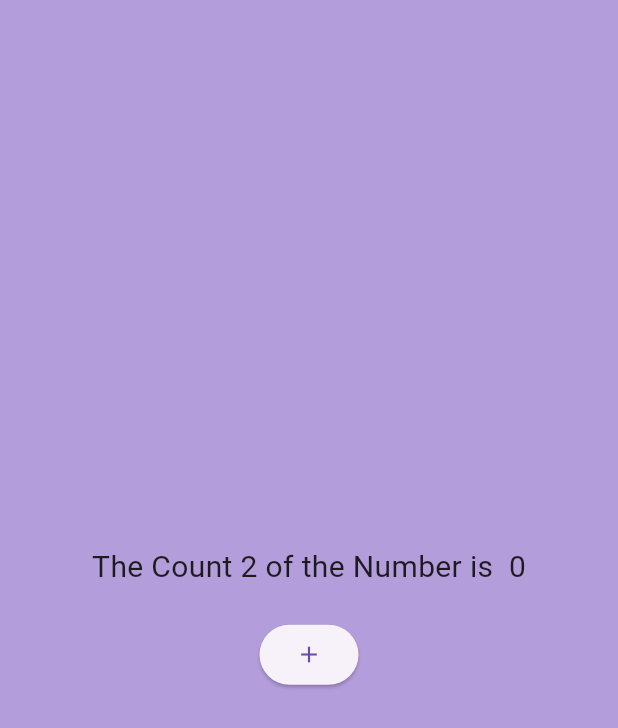
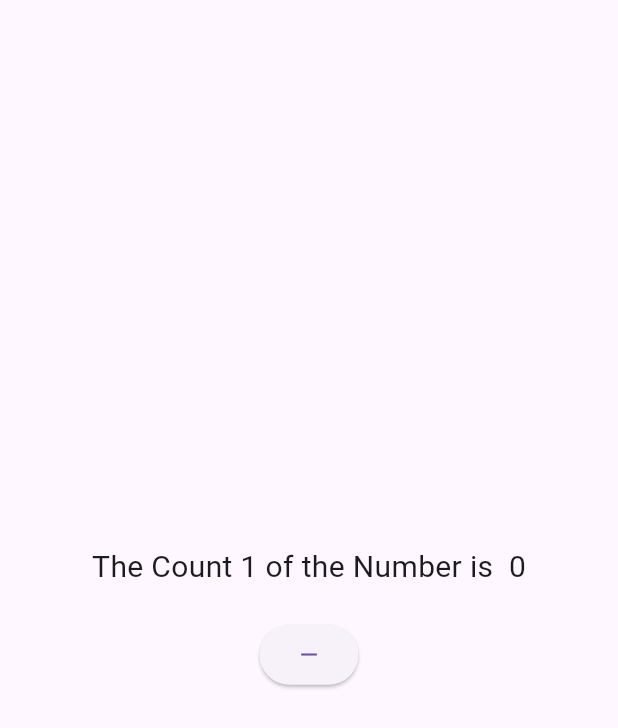
Before and after one commit to mukunth-j/getxcounter, a Flutter app: the SecondScreen screen opened directly, on a phone screen of 412 x 824 dp. Shown: the top 728 px of the screen. Run offline on Flutter 3.47's test engine with Material 3 defaults, Android fonts, the phone set to English and light mode, and no system bars; our stand-ins replace get.

Commit message:
Initializing GetX and Using it to sync the values in all pages

```diff
--- a/lib/pages/second_screen.dart
+++ b/lib/pages/second_screen.dart
@@ -1,4 +1,6 @@
 import 'package:flutter/material.dart';
+import 'package:get/get.dart';
+import 'package:getxcounter/service/main_controller.dart';
 
 class SecondScreen extends StatefulWidget {
   const SecondScreen({super.key});
@@ -8,33 +10,28 @@ class SecondScreen extends StatefulWidget {
 }
 
 class _SecondScreenState extends State<SecondScreen> {
-  int _count = 0;
+  final mainController = Get.put(MainController());
   @override
   Widget build(BuildContext context) {
     return Scaffold(
-      backgroundColor: Colors.deepPurple[200],
+      //backgroundColor: Colors.deepPurple[200],
       body: Center(
           child: Column(
         mainAxisAlignment: MainAxisAlignment.center,
         children: [
-          Text(
-            "The Count 2 of the Number is  $_count",
-            style: TextStyle(fontSize: 20),
+          Obx(
+            () => Text(
+              "The Count 1 of the Number is  ${mainController.count}",
+              style: TextStyle(fontSize: 20),
+            ),
           ),
           SizedBox(
             height: 20,
           ),
           ElevatedButton(
-            child: Icon(Icons.add),
+            child: Icon(Icons.remove),
             onPressed: () {
-              setState(() {
-                _count++;
-              });
-            },
-            onLongPress: () {
-              setState(() {
-                _count = 0;
-              });
+              mainController.myDecrement();
             },
           )
         ],
--- /dev/null
+++ b/lib/service/main_controller.dart
@@ -0,0 +1,12 @@
+import 'package:get/get.dart';
+
+class MainController extends GetxController {
+  var count = 0.obs;
+  void myIncrement() {
+    count++;
+  }
+
+  void myDecrement() {
+    count--;
+  }
+}
```
Also changed, not shown: lib/pages/first_screen.dart (+9 -12 lines), lib/pages/home_screen.dart (+9 -4 lines), lib/pages/third_screen.dart (+10 -13 lines).
